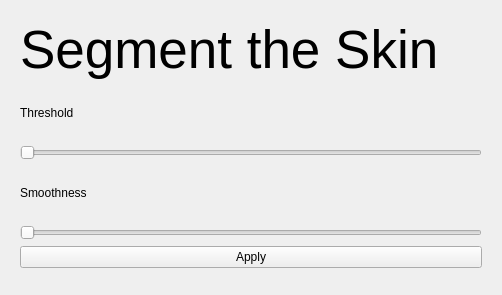
Qt form Planning/Resources/UI/Planning.ui (NousNav/SlicerOpenNav) before a commit.
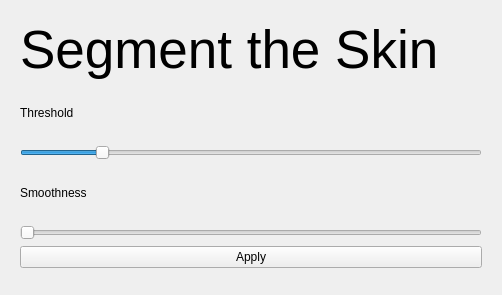
The same form after that commit. Custom widgets are drawn as their Qt base class.

Commit message: BUG: Fix minimum threshold value in skin segmentation

Patch:
```diff
--- a/Planning/Resources/UI/Planning.ui
+++ b/Planning/Resources/UI/Planning.ui
@@ -40,7 +40,7 @@
        <item>
         <widget class="ctkRangeSlider" name="skinThresholdSlider">
          <property name="minimum">
-          <number>0</number>
+          <number>-200</number>
          </property>
          <property name="maximum">
           <number>1000</number>
```
